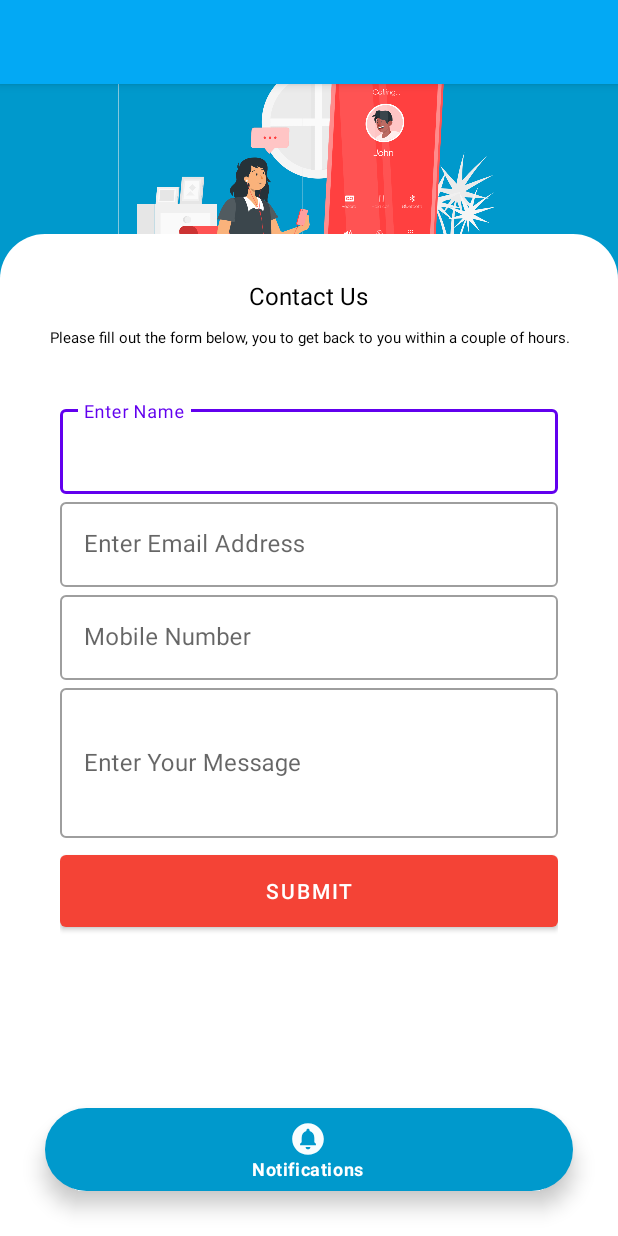
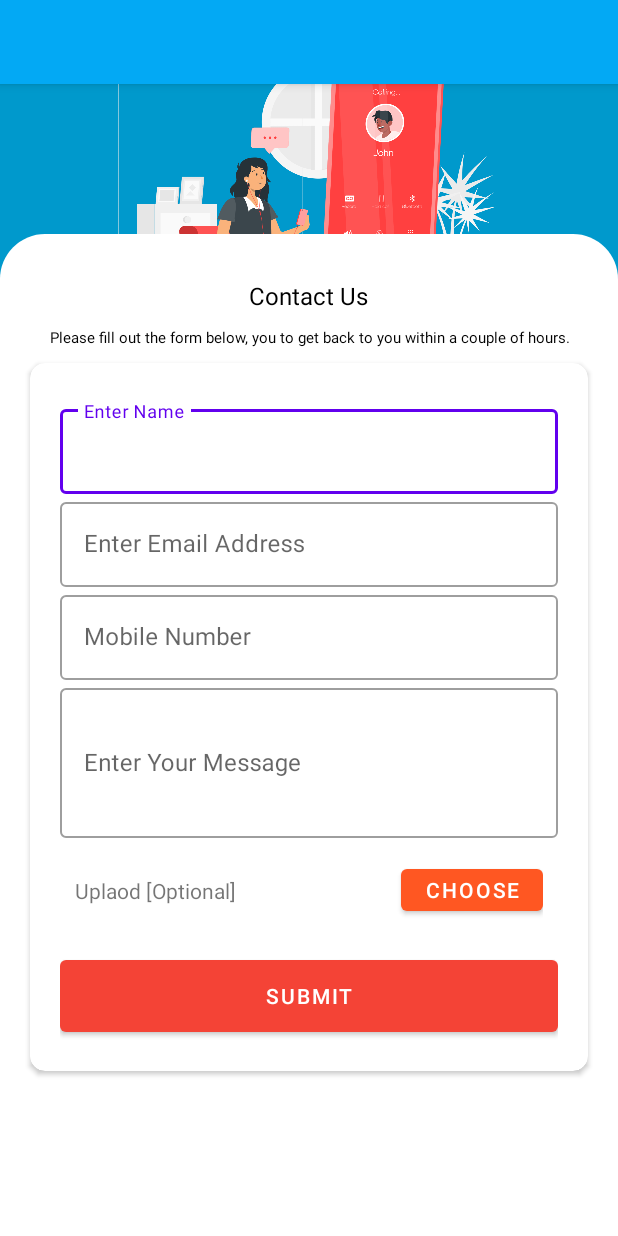
Before and after one commit to pradeep4uhere/PayerTrustDemo, an Android app: the HelpActivity screen opened directly, with no data from a screen before it, on a phone screen of 412 x 824 dp. Run offline under Robolectric (Android 15) with nearby library versions, the phone set to English and light mode, and no system bars; Roboto replaces fonts that are not available here.

```diff
--- a/app/src/main/res/layout/activity_help.xml
+++ b/app/src/main/res/layout/activity_help.xml
@@ -157,8 +157,31 @@
                             android:inputType="text"/>
 
                     </com.google.android.material.textfield.TextInputLayout>
+                    <LinearLayout
+                        android:layout_width="match_parent"
+                        android:layout_height="wrap_content"
+                        android:padding="10dp"
+                        android:gravity="center_vertical"
+                        android:orientation="horizontal">
+                        <TextView
+                            android:layout_width="wrap_content"
+                            android:layout_height="wrap_content"
+                            android:layout_column="1"
+                            android:layout_weight="1"
+                            android:text="Uplaod [Optional]" />
+                        <ImageView
+                            android:id="@+id/imgProfileImage"
+                            android:layout_width="50dp"
+                            android:layout_height="50dp"/>
 
-
+                        <Button
+                            android:id="@+id/pofile_img_upload_btn2"
+                            android:layout_width="wrap_content"
+                            android:layout_height="40dp"
+                            android:text="Choose"
+                            android:shadowRadius="@integer/material_motion_duration_long_1"
+                            app:backgroundTint="#FF5722" />
+                    </LinearLayout>
                     <Button
                         android:id="@+id/btnSubmit"
                         android:layout_width="match_parent"
@@ -167,28 +190,9 @@
                         android:text="Submit"
                         android:textColor="#fff"
                         app:backgroundTint="#F44336" />
-
                 </LinearLayout>
             </androidx.cardview.widget.CardView>
-
-
         </LinearLayout>
     </RelativeLayout>
 </LinearLayout>
-<com.google.android.material.bottomnavigation.BottomNavigationView
-    android:layout_width="match_parent"
-    android:layout_height="55dp"
-    android:layout_gravity="bottom"
-    android:background="@drawable/rounded_corner"
-    app:itemIconTint="@color/white"
-    app:itemRippleColor="#FFFFFF"
-    app:itemTextColor="#FFFFFF"
-    android:elevation="8dp"
-    android:paddingRight="20dp"
-    android:paddingLeft="20dp"
-    android:layout_margin="30dp"
-    app:itemIconSize="25dp"
-    app:menu="@menu/left_navigation"
-    android:id="@+id/bottom_navigation_money_success"
-    />
 </FrameLayout>
```
